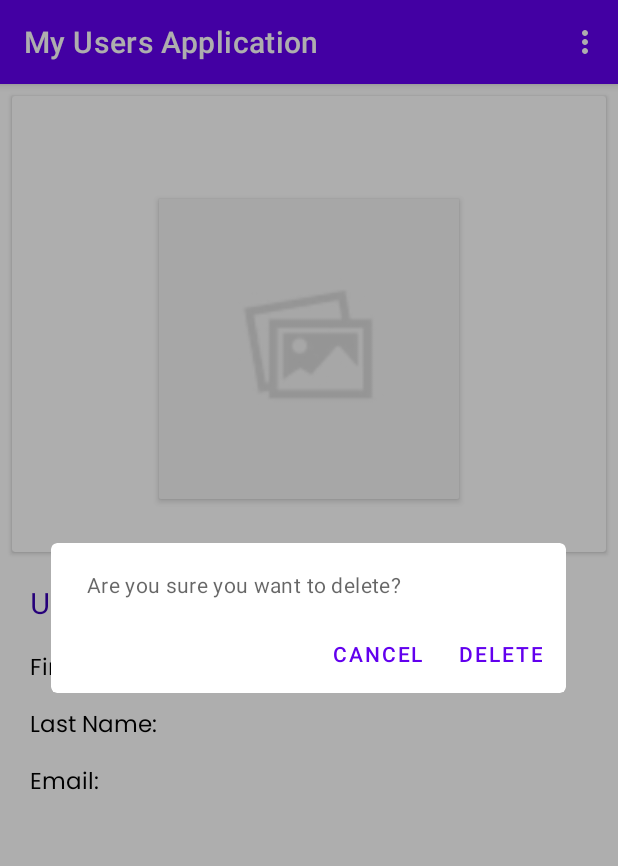
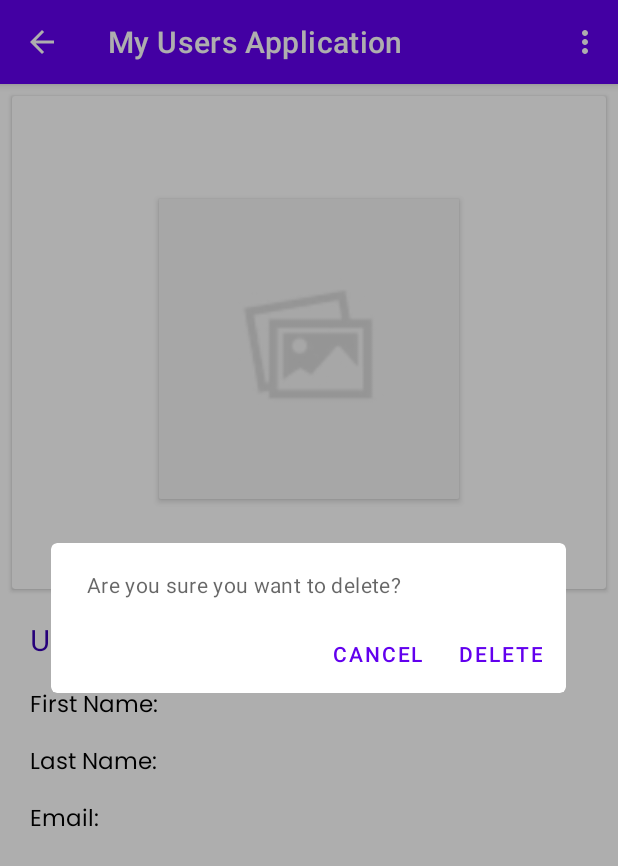
Before and after one commit to morsimantov/Users-Application, an Android app: the UserDetailsActivity screen opened directly, with no data from a screen before it, in the options menu, after a tap on "Delete User", on a phone screen of 412 x 824 dp. Shown: the top 866 px of the screen. Run offline under Robolectric (Android 15) with nearby library versions, the phone set to English and light mode, and no system bars; our stand-ins replace Picasso, Room's generated code; pictures from the network do not load; Roboto replaces fonts that are not available here; 5 statements that could not run were skipped.

Commit message:
Add back button on top action bar in UserDetailsActivity and AddUserActivity

```diff
--- a/app/src/main/java/com/example/myusersapplication/UserDetailsActivity.java
+++ b/app/src/main/java/com/example/myusersapplication/UserDetailsActivity.java
@@ -7,9 +7,12 @@ import android.net.Uri;
 import android.os.Bundle;
 import android.view.Menu;
 import android.view.MenuInflater;
+import android.view.MenuItem;
 import android.widget.ImageView;
 import android.widget.TextView;
 
+import androidx.annotation.NonNull;
+import androidx.appcompat.app.ActionBar;
 import androidx.appcompat.app.AppCompatActivity;
 import androidx.lifecycle.ViewModelProvider;
 
@@ -64,19 +67,11 @@ public class UserDetailsActivity extends AppCompatActivity {
             avatarImg.setImageResource(R.drawable.not_available);
         }
 
+        // calling the action bar
+        ActionBar actionBar = getSupportActionBar();
 
-    }
-
-    @Override
-    public boolean onOptionsItemSelected(android.view.MenuItem item) {
-        switch (item.getItemId()) {
-            case R.id.delete_user:
-                // Handle the delete user action
-                deleteUser();
-                return true;
-            default:
-                return super.onOptionsItemSelected(item);
-        }
+        // showing the back button in action bar
+        actionBar.setDisplayHomeAsUpEnabled(true);
     }
 
     private void deleteUser() {
@@ -114,4 +109,18 @@ public class UserDetailsActivity extends AppCompatActivity {
         return true;
     }
 
+    // this event will enable the back function to the button on press
+    @Override
+    public boolean onOptionsItemSelected(@NonNull MenuItem item) {
+        switch (item.getItemId()) {
+            case R.id.delete_user:
+                // Handle the delete user action
+                deleteUser();
+                return true;
+            case android.R.id.home:
+                this.finish();
+                return true;
+        }
+        return super.onOptionsItemSelected(item);
+    }
 }
--- a/app/src/main/java/com/example/myusersapplication/mvvm/UsersRepository.java
+++ b/app/src/main/java/com/example/myusersapplication/mvvm/UsersRepository.java
@@ -53,7 +53,7 @@ public class UsersRepository {
             List<User> usersFromDb = userDao.getUsersWithPagingSync(limit, offset);
             if (usersFromDb != null && !usersFromDb.isEmpty()) {
                 data.postValue(usersFromDb);
-            } else {
+            } else if (offset % 6 == 0){
                 int page_number = offset / limit + 1;
                 fetchUsersFromApi(page_number, data); // Pass MutableLiveData to update it with fetched data
                 Log.d(null, "fetching from API page number: " + page_number);
--- a/app/src/main/res/layout/activity_splash_screen.xml
+++ b/app/src/main/res/layout/activity_splash_screen.xml
@@ -22,7 +22,7 @@
         android:layout_width="290dp"
         android:layout_height="wrap_content"
         android:src="@drawable/title_app"
-        android:layout_marginTop="16dp"
+        android:layout_marginTop="30dp"
         android:transitionName="logo_text" />
 
     <TextView
--- a/app/src/main/res/layout/activity_user_details.xml
+++ b/app/src/main/res/layout/activity_user_details.xml
@@ -40,7 +40,7 @@
                         android:layout_gravity="center"
                         app:cardElevation="3dp"
                         app:cardCornerRadius="2dp"
-                        android:layout_marginBottom="35dp">
+                        android:layout_marginBottom="60dp">
 
                         <ImageView
                             android:id="@+id/avatar_img"
```
Also changed, not shown: app/src/main/java/com/example/myusersapplication/AddUserActivity.java (+22 -0 lines), app/src/main/res/drawable/title_app2.png (deleted).
